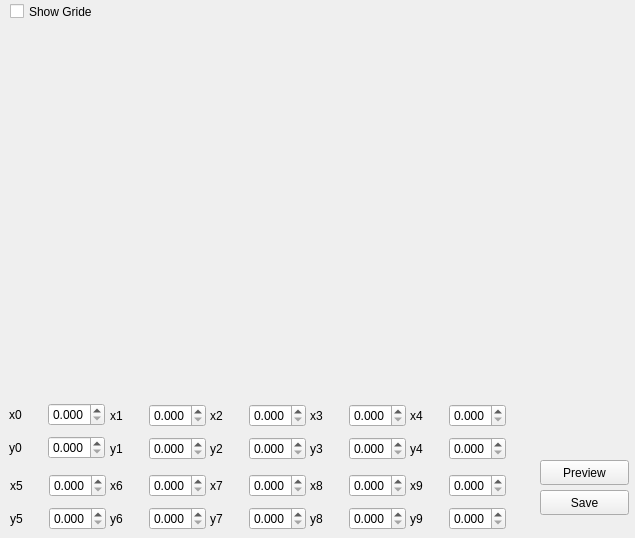
Above: homowin.ui from free6d1823/AvmCal before the change. Below: the same form after it.
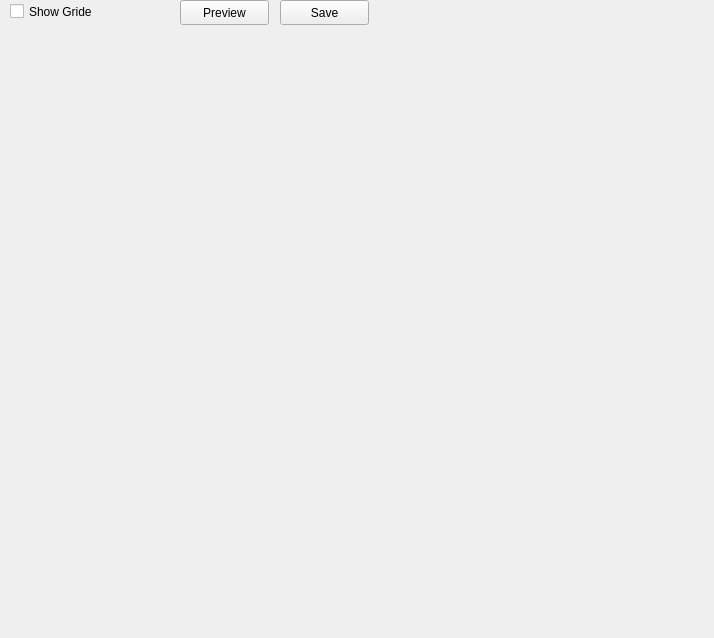
That is the form after the change.

The edit to the form file:
```diff
--- a/homowin.ui
+++ b/homowin.ui
@@ -6,8 +6,8 @@
    <rect>
     <x>0</x>
     <y>0</y>
-    <width>635</width>
-    <height>538</height>
+    <width>714</width>
+    <height>638</height>
    </rect>
   </property>
   <property name="windowTitle">
@@ -16,559 +16,19 @@
   <widget class="QWidget" name="verticalLayoutWidget">
    <property name="geometry">
     <rect>
-     <x>9</x>
-     <y>29</y>
-     <width>611</width>
-     <height>361</height>
+     <x>10</x>
+     <y>30</y>
+     <width>691</width>
+     <height>591</height>
     </rect>
    </property>
    <layout class="QVBoxLayout" name="layoutHomo"/>
   </widget>
-  <widget class="QWidget" name="layoutWidget">
-   <property name="geometry">
-    <rect>
-     <x>110</x>
-     <y>400</y>
-     <width>96</width>
-     <height>64</height>
-    </rect>
-   </property>
-   <layout class="QVBoxLayout" name="verticalLayout_3">
-    <item>
-     <layout class="QHBoxLayout" name="horizontalLayout_3">
-      <item>
-       <widget class="QLabel" name="labelx1">
-        <property name="text">
-         <string>x1</string>
-        </property>
-       </widget>
-      </item>
-      <item>
-       <widget class="QDoubleSpinBox" name="dbSpinX1">
-        <property name="decimals">
-         <number>3</number>
-        </property>
-        <property name="maximum">
-         <double>1.000000000000000</double>
-        </property>
-        <property name="singleStep">
-         <double>0.100000000000000</double>
-        </property>
-       </widget>
-      </item>
-     </layout>
-    </item>
-    <item>
-     <layout class="QHBoxLayout" name="horizontalLayout_4">
-      <item>
-       <widget class="QLabel" name="labely1">
-        <property name="text">
-         <string>y1</string>
-        </property>
-       </widget>
-      </item>
-      <item>
-       <widget class="QDoubleSpinBox" name="dbSpinY1">
-        <property name="decimals">
-         <number>3</number>
-        </property>
-        <property name="maximum">
-         <double>1.000000000000000</double>
-        </property>
-        <property name="singleStep">
-         <double>0.100000000000000</double>
-        </property>
-       </widget>
-      </item>
-     </layout>
-    </item>
-   </layout>
-  </widget>
-  <widget class="QWidget" name="layoutWidget_2">
-   <property name="geometry">
-    <rect>
-     <x>210</x>
-     <y>400</y>
-     <width>96</width>
-     <height>64</height>
-    </rect>
-   </property>
-   <layout class="QVBoxLayout" name="verticalLayout_4">
-    <item>
-     <layout class="QHBoxLayout" name="horizontalLayout_5">
-      <item>
-       <widget class="QLabel" name="labelx0_3">
-        <property name="text">
-         <string>x2</string>
-        </property>
-       </widget>
-      </item>
-      <item>
-       <widget class="QDoubleSpinBox" name="dbSpinX2">
-        <property name="decimals">
-         <number>3</number>
-        </property>
-        <property name="maximum">
-         <double>1.000000000000000</double>
-        </property>
-        <property name="singleStep">
-         <double>0.100000000000000</double>
-        </property>
-       </widget>
-      </item>
-     </layout>
-    </item>
-    <item>
-     <layout class="QHBoxLayout" name="horizontalLayout_6">
-      <item>
-       <widget class="QLabel" name="labely0_3">
-        <property name="text">
-         <string>y2</string>
-        </property>
-       </widget>
-      </item>
-      <item>
-       <widget class="QDoubleSpinBox" name="dbSpinY2">
-        <property name="decimals">
-         <number>3</number>
-        </property>
-        <property name="maximum">
-         <double>1.000000000000000</double>
-        </property>
-        <property name="singleStep">
-         <double>0.100000000000000</double>
-        </property>
-       </widget>
-      </item>
-     </layout>
-    </item>
-   </layout>
-  </widget>
-  <widget class="QWidget" name="layoutWidget_3">
-   <property name="geometry">
-    <rect>
-     <x>310</x>
-     <y>400</y>
-     <width>96</width>
-     <height>64</height>
-    </rect>
-   </property>
-   <layout class="QVBoxLayout" name="verticalLayout_5">
-    <item>
-     <layout class="QHBoxLayout" name="horizontalLayout_7">
-      <item>
-       <widget class="QLabel" name="labelx0_4">
-        <property name="text">
-         <string>x3</string>
-        </property>
-       </widget>
-      </item>
-      <item>
-       <widget class="QDoubleSpinBox" name="dbSpinX3">
-        <property name="decimals">
-         <number>3</number>
-        </property>
-        <property name="maximum">
-         <double>1.000000000000000</double>
-        </property>
-        <property name="singleStep">
-         <double>0.100000000000000</double>
-        </property>
-       </widget>
-      </item>
-     </layout>
-    </item>
-    <item>
-     <layout class="QHBoxLayout" name="horizontalLayout_8">
-      <item>
-       <widget class="QLabel" name="labely0_4">
-        <property name="text">
-         <string>y3</string>
-        </property>
-       </widget>
-      </item>
-      <item>
-       <widget class="QDoubleSpinBox" name="dbSpinY3">
-        <property name="decimals">
-         <number>3</number>
-        </property>
-        <property name="maximum">
-         <double>1.000000000000000</double>
-        </property>
-        <property name="singleStep">
-         <double>0.100000000000000</double>
-        </property>
-       </widget>
-      </item>
-     </layout>
-    </item>
-   </layout>
-  </widget>
-  <widget class="QWidget" name="layoutWidget_4">
-   <property name="geometry">
-    <rect>
-     <x>410</x>
-     <y>400</y>
-     <width>96</width>
-     <height>64</height>
-    </rect>
-   </property>
-   <layout class="QVBoxLayout" name="verticalLayout_6">
-    <item>
-     <layout class="QHBoxLayout" name="horizontalLayout_9">
-      <item>
-       <widget class="QLabel" name="labelx0_5">
-        <property name="text">
-         <string>x4</string>
-        </property>
-       </widget>
-      </item>
-      <item>
-       <widget class="QDoubleSpinBox" name="dbSpinX4">
-        <property name="decimals">
-         <number>3</number>
-        </property>
-        <property name="maximum">
-         <double>1.000000000000000</double>
-        </property>
-        <property name="singleStep">
-         <double>0.100000000000000</double>
-        </property>
-       </widget>
-      </item>
-     </layout>
-    </item>
-    <item>
-     <layout class="QHBoxLayout" name="horizontalLayout_10">
-      <item>
-       <widget class="QLabel" name="labely0_5">
-        <property name="text">
-         <string>y4</string>
-        </property>
-       </widget>
-      </item>
-      <item>
-       <widget class="QDoubleSpinBox" name="dbSpinY4">
-        <property name="decimals">
-         <number>3</number>
-        </property>
-        <property name="maximum">
-         <double>1.000000000000000</double>
-        </property>
-        <property name="singleStep">
-         <double>0.100000000000000</double>
-        </property>
-       </widget>
-      </item>
-     </layout>
-    </item>
-   </layout>
-  </widget>
-  <widget class="QWidget" name="layoutWidget_5">
-   <property name="geometry">
-    <rect>
-     <x>10</x>
-     <y>470</y>
-     <width>96</width>
-     <height>64</height>
-    </rect>
-   </property>
-   <layout class="QVBoxLayout" name="verticalLayout_7">
-    <item>
-     <layout class="QHBoxLayout" name="horizontalLayout_11">
-      <item>
-       <widget class="QLabel" name="labelx0_6">
-        <property name="text">
-         <string>x5</string>
-        </property>
-       </widget>
-      </item>
-      <item>
-       <widget class="QDoubleSpinBox" name="dbSpinX5">
-        <property name="decimals">
-         <number>3</number>
-        </property>
-        <property name="maximum">
-         <double>1.000000000000000</double>
-        </property>
-        <property name="singleStep">
-         <double>0.100000000000000</double>
-        </property>
-       </widget>
-      </item>
-     </layout>
-    </item>
-    <item>
-     <layout class="QHBoxLayout" name="horizontalLayout_12">
-      <item>
-       <widget class="QLabel" name="labely0_6">
-        <property name="text">
-         <string>y5</string>
-        </property>
-       </widget>
-      </item>
-      <item>
-       <widget class="QDoubleSpinBox" name="dbSpinY5">
-        <property name="decimals">
-         <number>3</number>
-        </property>
-        <property name="maximum">
-         <double>1.000000000000000</double>
-        </property>
-        <property name="singleStep">
-         <double>0.100000000000000</double>
-        </property>
-       </widget>
-      </item>
-     </layout>
-    </item>
-   </layout>
-  </widget>
-  <widget class="QWidget" name="layoutWidget_6">
-   <property name="geometry">
-    <rect>
-     <x>110</x>
-     <y>470</y>
-     <width>96</width>
-     <height>64</height>
-    </rect>
-   </property>
-   <layout class="QVBoxLayout" name="verticalLayout_8">
-    <item>
-     <layout class="QHBoxLayout" name="horizontalLayout_13">
-      <item>
-       <widget class="QLabel" name="labelx0_7">
-        <property name="text">
-         <string>x6</string>
-        </property>
-       </widget>
-      </item>
-      <item>
-       <widget class="QDoubleSpinBox" name="dbSpinX6">
-        <property name="decimals">
-         <number>3</number>
-        </property>
-        <property name="maximum">
-         <double>1.000000000000000</double>
-        </property>
-        <property name="singleStep">
-         <double>0.100000000000000</double>
-        </property>
-       </widget>
-      </item>
-     </layout>
-    </item>
-    <item>
-     <layout class="QHBoxLayout" name="horizontalLayout_14">
-      <item>
-       <widget class="QLabel" name="labely0_7">
-        <property name="text">
-         <string>y6</string>
-        </property>
-       </widget>
-      </item>
-      <item>
-       <widget class="QDoubleSpinBox" name="dbSpinY6">
-        <property name="decimals">
-         <number>3</number>
-        </property>
-        <property name="maximum">
-         <double>1.000000000000000</double>
-        </property>
-        <property name="singleStep">
-         <double>0.100000000000000</double>
-        </property>
-       </widget>
-      </item>
-     </layout>
-    </item>
-   </layout>
-  </widget>
-  <widget class="QWidget" name="layoutWidget_7">
-   <property name="geometry">
-    <rect>
-     <x>210</x>
-     <y>470</y>
-     <width>96</width>
-     <height>64</height>
-    </rect>
-   </property>
-   <layout class="QVBoxLayout" name="verticalLayout_9">
-    <item>
-     <layout class="QHBoxLayout" name="horizontalLayout_15">
-      <item>
-       <widget class="QLabel" name="labelx0_8">
-        <property name="text">
-         <string>x7</string>
-        </property>
-       </widget>
-      </item>
-      <item>
-       <widget class="QDoubleSpinBox" name="dbSpinX7">
-        <property name="decimals">
-         <number>3</number>
-        </property>
-        <property name="maximum">
-         <double>1.000000000000000</double>
-        </property>
-        <property name="singleStep">
-         <double>0.100000000000000</double>
-        </property>
-       </widget>
-      </item>
-     </layout>
-    </item>
-    <item>
-     <layout class="QHBoxLayout" name="horizontalLayout_16">
-      <item>
-       <widget class="QLabel" name="labely0_8">
-        <property name="text">
-         <string>y7</string>
-        </property>
-       </widget>
-      </item>
-      <item>
-       <widget class="QDoubleSpinBox" name="dbSpinY7">
-        <property name="decimals">
-         <number>3</number>
-        </property>
-        <property name="maximum">
-         <double>1.000000000000000</double>
-        </property>
-        <property name="singleStep">
-         <double>0.100000000000000</double>
-        </property>
-       </widget>
-      </item>
-     </layout>
-    </item>
-   </layout>
-  </widget>
-  <widget class="QWidget" name="layoutWidget_8">
-   <property name="geometry">
-    <rect>
-     <x>310</x>
-     <y>470</y>
-     <width>96</width>
-     <height>64</height>
-    </rect>
-   </property>
-   <layout class="QVBoxLayout" name="verticalLayout_10">
-    <item>
-     <layout class="QHBoxLayout" name="horizontalLayout_17">
-      <item>
-       <widget class="QLabel" name="labelx0_9">
-        <property name="text">
-         <string>x8</string>
-        </property>
-       </widget>
-      </item>
-      <item>
-       <widget class="QDoubleSpinBox" name="dbSpinX8">
-        <property name="decimals">
-         <number>3</number>
-        </property>
-        <property name="maximum">
-         <double>1.000000000000000</double>
-        </property>
-        <property name="singleStep">
-         <double>0.100000000000000</double>
-        </property>
-       </widget>
-      </item>
-     </layout>
-    </item>
-    <item>
-     <layout class="QHBoxLayout" name="horizontalLayout_18">
-      <item>
-       <widget class="QLabel" name="labely0_9">
-        <property name="text">
-         <string>y8</string>
-        </property>
-       </widget>
-      </item>
-      <item>
-       <widget class="QDoubleSpinBox" name="dbSpinY8">
-        <property name="decimals">
-         <number>3</number>
-        </property>
-        <property name="maximum">
-         <double>1.000000000000000</double>
-        </property>
-        <property name="singleStep">
-         <double>0.100000000000000</double>
-        </property>
-       </widget>
-      </item>
-     </layout>
-    </item>
-   </layout>
-  </widget>
-  <widget class="QWidget" name="layoutWidget_9">
-   <property name="geometry">
-    <rect>
-     <x>410</x>
-     <y>470</y>
-     <width>96</width>
-     <height>64</height>
-    </rect>
-   </property>
-   <layout class="QVBoxLayout" name="verticalLayout_11">
-    <item>
-     <layout class="QHBoxLayout" name="horizontalLayout_19">
-      <item>
-       <widget class="QLabel" name="labelx0_10">
-        <property name="text">
-         <string>x9</string>
-        </property>
-       </widget>
-      </item>
-      <item>
-       <widget class="QDoubleSpinBox" name="dbSpinX9">
-        <property name="decimals">
-         <number>3</number>
-        </property>
-        <property name="maximum">
-         <double>1.000000000000000</double>
-        </property>
-        <property name="singleStep">
-         <double>0.100000000000000</double>
-        </property>
-       </widget>
-      </item>
-     </layout>
-    </item>
-    <item>
-     <layout class="QHBoxLayout" name="horizontalLayout_20">
-      <item>
-       <widget class="QLabel" name="labely0_10">
-        <property name="text">
-         <string>y9</string>
-        </property>
-       </widget>
-      </item>
-      <item>
-       <widget class="QDoubleSpinBox" name="dbSpinY9">
-        <property name="decimals">
-         <number>3</number>
-        </property>
-        <property name="maximum">
-         <double>1.000000000000000</double>
-        </property>
-        <property name="singleStep">
-         <double>0.100000000000000</double>
-        </property>
-       </widget>
-      </item>
-     </layout>
-    </item>
-   </layout>
-  </widget>
   <widget class="QPushButton" name="btnPreview">
    <property name="geometry">
     <rect>
-     <x>540</x>
-     <y>460</y>
+     <x>180</x>
+     <y>0</y>
      <width>89</width>
      <height>25</height>
     </rect>
@@ -580,8 +40,8 @@
   <widget class="QPushButton" name="btnSave">
    <property name="geometry">
     <rect>
-     <x>540</x>
-     <y>490</y>
+     <x>280</x>
+     <y>0</y>
      <width>89</width>
      <height>25</height>
     </rect>
@@ -606,66 +66,6 @@
     <string>Show Gride</string>
    </property>
   </widget>
-  <widget class="QWidget" name="">
-   <property name="geometry">
-    <rect>
-     <x>9</x>
-     <y>399</y>
-     <width>96</width>
-     <height>64</height>
-    </rect>
-   </property>
-   <layout class="QVBoxLayout" name="verticalLayout_2">
-    <item>
-     <layout class="QHBoxLayout" name="horizontalLayout">
-      <item>
-       <widget class="QLabel" name="labelx0">
-        <property name="text">
-         <string>x0</string>
-        </property>
-       </widget>
-      </item>
-      <item>
-       <widget class="QDoubleSpinBox" name="dbSpinX0">
-        <property name="decimals">
-         <number>3</number>
-        </property>
-        <property name="maximum">
-         <double>1.000000000000000</double>
-        </property>
-        <property name="singleStep">
-         <double>0.100000000000000</double>
-        </property>
-       </widget>
-      </item>
-     </layout>
-    </item>
-    <item>
-     <layout class="QHBoxLayout" name="horizontalLayout_2">
-      <item>
-       <widget class="QLabel" name="labely0">
-        <property name="text">
-         <string>y0</string>
-        </property>
-       </widget>
-      </item>
-      <item>
-       <widget class="QDoubleSpinBox" name="dbSpinY0">
-        <property name="decimals">
-         <number>3</number>
-        </property>
-        <property name="maximum">
-         <double>1.000000000000000</double>
-        </property>
-        <property name="singleStep">
-         <double>0.100000000000000</double>
-        </property>
-       </widget>
-      </item>
-     </layout>
-    </item>
-   </layout>
-  </widget>
  </widget>
  <resources/>
  <connections/>
```
